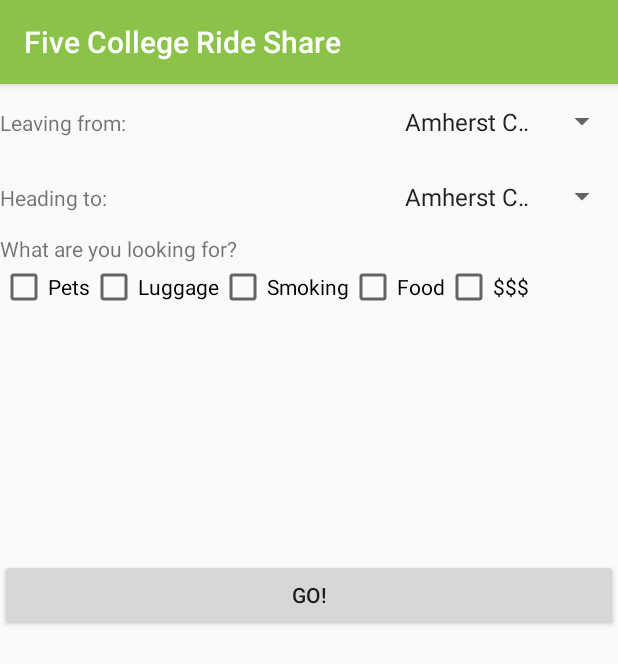
After one commit to alicerichardson/RideShare, an Android app: the RequestActivity screen opened directly, with no data from a screen before it, on a phone screen of 412 x 824 dp. The commit adds this screen. Shown: the top 664 px of the screen. Run offline under Robolectric (Android 15) with nearby library versions, the phone set to English and light mode, and no system bars.

Commit message:
Added Post and Request activities, moving between activities

```diff
--- /dev/null
+++ b/app/src/main/java/com/example/alicerichardson/rideshare/RequestActivity.java
@@ -0,0 +1,41 @@
+package com.example.alicerichardson.rideshare;
+
+import android.os.Bundle;
+import android.support.v7.app.AppCompatActivity;
+import android.widget.ArrayAdapter;
+import android.widget.Spinner;
+
+/**
+ * Created by adaschnake on 11/11/17.
+ */
+
+public class RequestActivity extends AppCompatActivity {
+
+    Spinner fromSpinner;
+    Spinner toSpinner;
+
+    @Override
+    protected void onCreate(Bundle savedInstanceState) {
+        super.onCreate(savedInstanceState);
+        setContentView(R.layout.activity_request);
+        populateSpinner(R.id.to_spinner);
+        populateSpinner(R.id.from_spinner);
+
+        fromSpinner = (Spinner) findViewById(R.id.from_spinner);
+        toSpinner = (Spinner) findViewById(R.id.to_spinner);
+    }
+
+    private void populateSpinner(int newSpinID) {
+        Spinner spinner = (Spinner) findViewById(newSpinID);
+        // Create an ArrayAdapter using the string array and a default spinner layout
+        ArrayAdapter<CharSequence> adapter = ArrayAdapter.createFromResource(this, R.array.locations_array, android.R.layout.simple_spinner_item);
+        // Specify the layout to use when the list of choices appears
+        adapter.setDropDownViewResource(android.R.layout.simple_spinner_dropdown_item);
+        // Apply the adapter to the spinner
+        spinner.setAdapter(adapter);
+    }
+
+
+
+
+}
--- /dev/null
+++ b/app/src/main/res/layout/activity_request.xml
@@ -0,0 +1,90 @@
+<?xml version="1.0" encoding="utf-8"?>
+<LinearLayout xmlns:android="http://schemas.android.com/apk/res/android"
+    android:orientation="vertical" android:layout_width="match_parent"
+    android:layout_height="match_parent">
+
+    <LinearLayout
+        xmlns:android="http://schemas.android.com/apk/res/android"
+        xmlns:tools="http://schemas.android.com/tools"
+        android:layout_width="match_parent"
+        android:layout_height="50dp"
+        android:orientation="horizontal">
+        <TextView
+            android:id="@+id/spinnerLabel"
+            android:layout_width="wrap_content"
+            android:layout_height="wrap_content"
+            android:layout_weight="1"
+            android:text="Leaving from:" />
+        <Spinner
+            android:id="@+id/from_spinner"
+            android:layout_width="150dp"
+            android:layout_height="50dp" />
+    </LinearLayout>
+
+    <LinearLayout
+        xmlns:android="http://schemas.android.com/apk/res/android"
+        xmlns:tools="http://schemas.android.com/tools"
+        android:layout_width="match_parent"
+        android:layout_height="50dp"
+        android:orientation="horizontal">
+        <TextView
+            android:id="@+id/spinner2Label"
+            android:layout_width="wrap_content"
+            android:layout_height="wrap_content"
+            android:layout_weight="1"
+            android:text="Heading to:" />
+        <Spinner
+            android:id="@+id/to_spinner"
+            android:layout_width="150dp"
+            android:layout_height="50dp" />
+    </LinearLayout>
+
+    <TextView
+        android:text="What are you looking for?"
+        android:layout_width="match_parent"
+        android:layout_height="wrap_content"
+        android:id="@+id/textView" />
+
+    <GridLayout
+        android:layout_width="match_parent"
+        android:layout_height="197dp">
+
+        <CheckBox
+            android:text="Pets"
+            android:layout_width="wrap_content"
+            android:layout_height="wrap_content"
+            android:id="@+id/petBox" />
+
+        <CheckBox
+            android:text="Luggage"
+            android:layout_width="wrap_content"
+            android:layout_height="wrap_content"
+            android:id="@+id/luggageBox" />
+
+        <CheckBox
+            android:text="Smoking"
+            android:layout_width="wrap_content"
+            android:layout_height="wrap_content"
+            android:id="@+id/smokingBox" />
+
+        <CheckBox
+            android:text="Food"
+            android:layout_width="wrap_content"
+            android:layout_height="wrap_content"
+            android:id="@+id/foodBox" />
+
+        <CheckBox
+            android:text="$$$"
+            android:layout_width="wrap_content"
+            android:layout_height="wrap_content"
+            android:id="@+id/moneyBox" />
+    </GridLayout>
+
+    <Button
+        android:text="Go!"
+        android:layout_width="match_parent"
+        android:layout_height="wrap_content"
+        android:id="@+id/go_button" />
+
+
+</LinearLayout>
--- a/app/src/main/res/values/colors.xml
+++ b/app/src/main/res/values/colors.xml
@@ -1,6 +1,6 @@
 <?xml version="1.0" encoding="utf-8"?>
 <resources>
-    <color name="colorPrimary">#3F51B5</color>
-    <color name="colorPrimaryDark">#303F9F</color>
+    <color name="colorPrimary">#8bc34a</color>
+    <color name="colorPrimaryDark">#689f38</color>
     <color name="colorAccent">#FF4081</color>
 </resources>
--- a/app/src/main/res/values/strings.xml
+++ b/app/src/main/res/values/strings.xml
@@ -1,4 +1,20 @@
 <resources>
-    <string name="app_name">RideShare</string>
+    <string name="app_name">Five College Ride Share</string>
     <string name="title_activity_maps">Map</string>
+    <string name="title_activity_main">Welcome!</string>
+
+    <string-array name="locations_array">
+        <item>Amherst College</item>
+        <item>Hampshire College</item>
+        <item>Mount Holyoke College</item>
+        <item>Smith College</item>
+        <item>UMass</item>
+        <item>Bradley International Airport</item>
+        <item>Logan Airport</item>
+        <item>Boston</item>
+        <item>New York City</item>
+        <item>Other</item>
+
+    </string-array>
+
 </resources>
```
Also changed, not shown: app/src/main/AndroidManifest.xml (+15 -2 lines), app/src/main/java/com/example/alicerichardson/rideshare/MainActivity.java (+38 -0 lines), app/src/main/java/com/example/alicerichardson/rideshare/PostActivity.java (added, +42 -0 lines), app/src/main/res/layout/activity_main.xml (added, +23 -0 lines), app/src/main/res/layout/activity_post.xml (added, +100 -0 lines).
